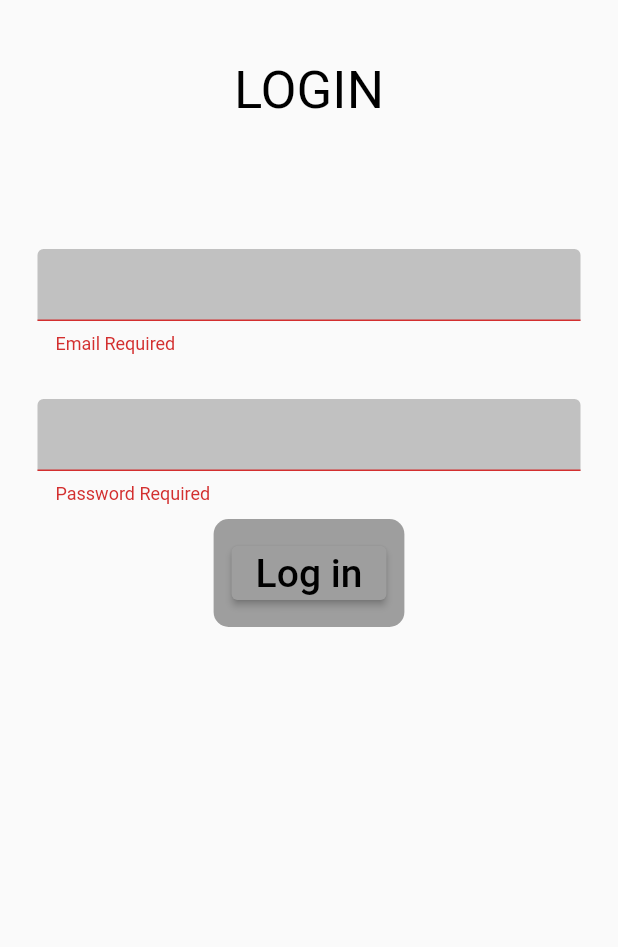
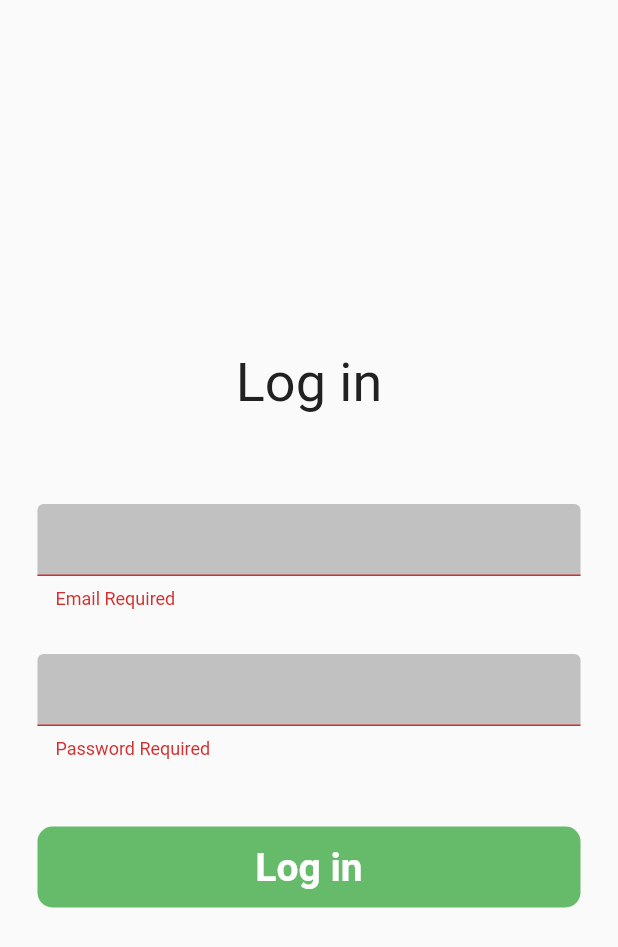
Before and after one commit to MuhammadSabah/Open-Vacancies, a Flutter app: the LoginScreenView screen opened directly, after a tap on "Log in", on a phone screen of 412 x 824 dp. Shown: the top 947 px of the screen. Run offline on Flutter 3.47's test engine with Material 2 defaults, Android fonts, the phone set to English and light mode, and no system bars; our stand-ins replace firebase_auth, firebase_core; accounts and stored records are empty.

Commit message:
Adding style to log in screen

```diff
--- a/lib/src/screens/login_screen_view.dart
+++ b/lib/src/screens/login_screen_view.dart
@@ -1,4 +1,5 @@
 import 'package:class_assignment_2/src/firebase/auth_methods.dart';
+import 'package:class_assignment_2/src/screens/home_screen_view.dart';
 import 'package:flutter/material.dart';
 
 class LoginScreenView extends StatefulWidget {
@@ -22,27 +23,24 @@ class _LoginScreenView extends State<LoginScreenView> {
   @override
   Widget build(BuildContext context) {
     return Scaffold(
-      body: Center(
+      body: Form(
+        key: _formKey,
         child: Column(
-          crossAxisAlignment: CrossAxisAlignment.center,
+          mainAxisAlignment: MainAxisAlignment.center,
           children: [
             const SizedBox(
               height: 40,
             ),
-            const Text(
-              'LOGIN',
+            Text(
+              'Log in',
               style: TextStyle(
-                fontSize: 35,
-                color: Colors.black,
+                fontSize: 36,
+                color: Colors.grey.shade900,
               ),
             ),
-            const SizedBox(
-              height: 60,
-            ),
+            const SizedBox(height: 35),
             Container(
               padding: const EdgeInsets.all(25),
-              child: Form(
-                key: _formKey,
               child: Column(
                 children: [
                   TextFormField(
@@ -55,6 +53,7 @@ class _LoginScreenView extends State<LoginScreenView> {
                       },
                       controller: _emailController,
                       decoration: const InputDecoration(
+                        counterText: ' ',
                         filled: true,
                         fillColor: Color.fromARGB(255, 193, 193, 193),
                       )),
@@ -71,44 +70,63 @@ class _LoginScreenView extends State<LoginScreenView> {
                     },
                     controller: _passwordController,
                     decoration: const InputDecoration(
+                      counterText: ' ',
                       filled: true,
                       fillColor: Color.fromARGB(255, 193, 193, 193),
-                        )),
+                    ),
+                  ),
                   const SizedBox(
                     height: 10,
                   ),
-                    Container(
-                      padding: const EdgeInsets.all(12),
-                      decoration: const BoxDecoration(
-                        borderRadius: BorderRadius.all(
-                          Radius.circular(10),
-                        ),
-                        color: Colors.grey,
-                      ),
-                      child: ElevatedButton(
-                        onPressed: () async {
+                  const SizedBox(height: 35),
+                  InkWell(
+                    onTap: () async {
                       final validForm = _formKey.currentState!.validate();
                       if (validForm) {
-                            await AuthMethods().logInUser(
+                        final _output = await AuthMethods().signUpUser(
                           email: _emailController.text,
                           password: _passwordController.text,
                         );
+                        if (_output == null) {
+                          Navigator.push(
+                              context,
+                              MaterialPageRoute(
+                                builder: (context) => HomeScreenView(),
+                              ));
+                        } else {
+                          if (_output != null) {
+                            ScaffoldMessenger.of(context).showSnackBar(SnackBar(
+                              content: Text('$_output'),
+                              duration: const Duration(
+                                milliseconds: 2300,
+                              ),
+                              backgroundColor: Colors.red.shade500,
+                            ));
+                          }
+                        }
                       }
                     },
-                        child: Text(
+                    child: Ink(
+                      width: MediaQuery.of(context).size.width,
+                      padding: const EdgeInsets.all(12),
+                      decoration: BoxDecoration(
+                        borderRadius: const BorderRadius.all(
+                          Radius.circular(10),
+                        ),
+                        color: Colors.green.shade400,
+                      ),
+                      child: const Text(
                         'Log in',
+                        textAlign: TextAlign.center,
                         style: TextStyle(
                           fontSize: 26,
-                            color: Colors.black,
+                          color: Colors.white,
+                          fontWeight: FontWeight.bold,
                         ),
-                        ),
-                        style: ElevatedButton.styleFrom(
-                          primary: Colors.grey,
                       ),
                     ),
                   ),
                 ],
-                ),
               ),
             ),
           ],
--- a/lib/src/screens/register_screen_view.dart
+++ b/lib/src/screens/register_screen_view.dart
@@ -1,5 +1,6 @@
 import 'package:class_assignment_2/src/firebase/auth_methods.dart';
 import 'package:class_assignment_2/src/screens/home_screen_view.dart';
+import 'package:class_assignment_2/src/screens/login_screen_view.dart';
 import 'package:flutter/material.dart';
 
 class RegisterScreenView extends StatefulWidget {
@@ -83,15 +84,27 @@ class _RegisterScreenView extends State<RegisterScreenView> {
                     onTap: () async {
                       final validForm = _formKey.currentState!.validate();
                       if (validForm) {
-                        await AuthMethods().signUpUser(
+                        final _output = await AuthMethods().signUpUser(
                           email: _emailController.text,
                           password: _passwordController.text,
                         );
-                        Navigator.push(
-                            context,
-                            MaterialPageRoute(
-                              builder: (context) => HomeScreenView(),
+                        if (_output == null) {
+                          Navigator.push(
+                              context,
+                              MaterialPageRoute(
+                                builder: (context) => LoginScreenView(),
+                              ));
+                        } else {
+                          if (_output != null) {
+                            ScaffoldMessenger.of(context).showSnackBar(SnackBar(
+                              content: Text('$_output'),
+                              duration: const Duration(
+                                milliseconds: 2300,
+                              ),
+                              backgroundColor: Colors.red.shade500,
                             ));
+                          }
+                        }
                       }
                     },
                     child: Ink(
```
Lines whose indentation alone changed are shown as unchanged.
